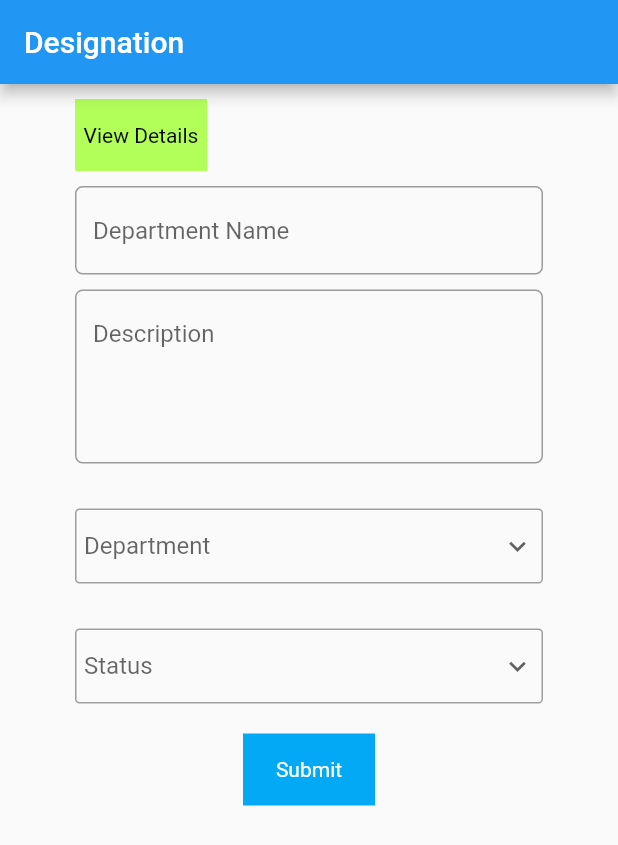
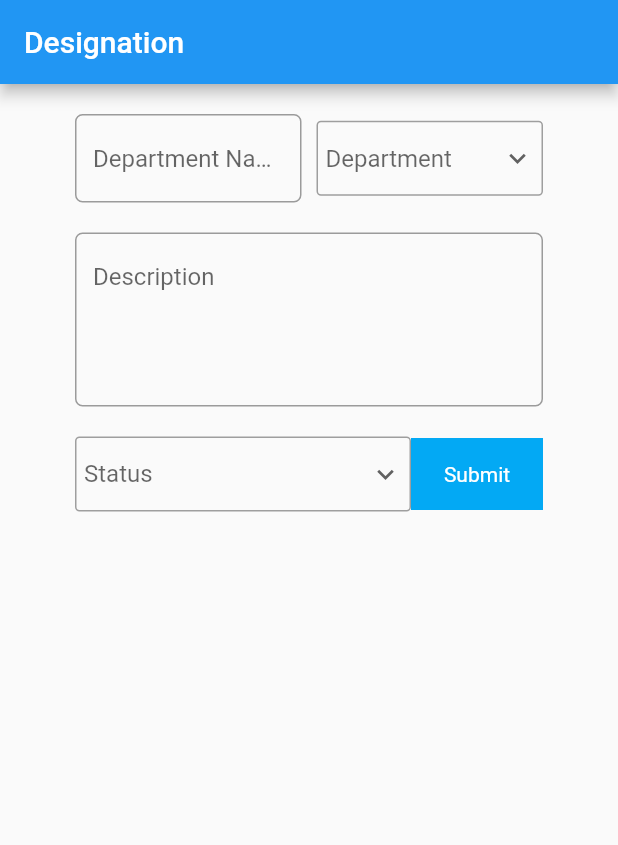
Before and after one commit to anvi-comp/skipper_internship, a Flutter app: the screen it shows after launch, on a phone screen of 412 x 824 dp. Shown: the top 845 px of the screen. Run offline on Flutter 3.47's test engine with Material 2 defaults, Android fonts, the light colour scheme and no system bars.

Commit message:
Add files via upload

```diff
--- a/lib/main.dart
+++ b/lib/main.dart
@@ -43,20 +43,17 @@ class _MyHomePageState extends State<MyHomePage> {
           child: Container(
               padding: EdgeInsets.only(top: 10.0, bottom: 5.0, left: 50.0, right: 50.0),
               child: Column(children: [
-                Row(mainAxisAlignment: MainAxisAlignment.spaceBetween, children: [
-                  Container(
-                    color: Colors.lightGreenAccent,
-                    child: RawMaterialButton(
-                      child: Text('View Details', style: TextStyle(color: Colors.black)),
-                      onPressed: () {
-                        //Do Something
-                      },
-                    ),
-                  )
-                ]),
-                //Text('TextFormField'),
+              Column(
+              children: <Widget>[
               SizedBox(height: 10.0),
-                TextFormField(
+                Row(
+                  mainAxisAlignment: MainAxisAlignment.spaceAround,
+
+                  children: <Widget>[
+                    Expanded(
+                      // optional flex property if flex is 1 because the default flex is 1
+                      flex: 1,
+                      child: TextFormField(
                         keyboardType: TextInputType.text,
                         decoration: InputDecoration(
                             hintText: 'Department Name',
@@ -73,36 +70,12 @@ class _MyHomePageState extends State<MyHomePage> {
                           //Do something with this value
                         },
                       ),
-
-                //Text('TextFormField'),
-                SizedBox(height: 10.0),
-                TextFormField(
-                  keyboardType: TextInputType.text,
-                  maxLines: 4,
-                  decoration: InputDecoration(
-                      hintText: 'Description',
-                      border: OutlineInputBorder(
-                          borderSide: BorderSide(color: Colors.grey, width: 32.0),
-                          borderRadius: BorderRadius.circular(5.0)
                     ),
-                      focusedBorder: OutlineInputBorder(
-                          borderSide: BorderSide(color: Colors.grey, width: 1.0),
-                          borderRadius: BorderRadius.circular(5.0)
-                      )
-
-                  ),
-                  onChanged: (value) {
-                    //Do something with this value
-                  },
-                ),
-                SizedBox(height: 10.0),
-
-                SizedBox(height: 10.0),
-                //Text('DropDown Button'),
-                SizedBox(height: 10.0),
-
-
-                  Container(
+                    SizedBox(width: 10.0),
+                    Expanded(
+                      // optional flex property if flex is 1 because the default flex is 1
+                      flex: 1,
+                      child: Container(
                         padding: EdgeInsets.only(left: 5.0, right: 5.0),
                         decoration: BoxDecoration(
                             border: Border.all(color: Colors.grey),
@@ -128,14 +101,67 @@ class _MyHomePageState extends State<MyHomePage> {
                           },
                         ),
                       ),
+                    ),
+                  ],
+                ),
+
+                SizedBox(height: 10.0),
                 SizedBox(height: 10.0),
 
-                SizedBox(height: 10.0),
-                //Text('DropDown Button'),
-                SizedBox(height: 10.0),
+                Row(
+                  mainAxisAlignment: MainAxisAlignment.spaceEvenly,
+                  children: <Widget>[
+                    Expanded(
+                      // optional flex property if flex is 1 because the default flex is 1
+                      flex: 1,
+
+                      child: TextFormField(
+
+                        keyboardType: TextInputType.text,
+                        maxLines: 4,
+                        decoration: InputDecoration(
+                            hintText: 'Description',
+                            border: OutlineInputBorder(
+                                borderSide: BorderSide(color: Colors.grey, width: 32.0),
+                                borderRadius: BorderRadius.circular(5.0)
+                            ),
+                            focusedBorder: OutlineInputBorder(
+                                borderSide: BorderSide(color: Colors.grey, width: 1.0),
+                                borderRadius: BorderRadius.circular(5.0)
+                            )
+
+                        ),
+                        onChanged: (value) {
+                          //Do something with this value
+                        },
+                      ),
+
+                    ),
 
 
-                Container(
+                    // Expanded(
+                    //   // optional flex property if flex is 1 because the default flex is 1
+                    //   flex: 1,
+                    //   child: TextField(
+                    //     decoration: InputDecoration(
+                    //         labelText: 'Name',
+                    //         labelStyle: TextStyle(
+                    //             color: Colors.grey[400]
+                    //         )
+                    //     ),
+                    //   ),
+                    // ),
+                  ],
+                ),
+                SizedBox(height: 10.0),
+                SizedBox(height: 10.0),
+                Row(
+                  mainAxisAlignment: MainAxisAlignment.spaceBetween,
+                  children: <Widget>[
+                    Expanded(
+                      // optional flex property if flex is 1 because the default flex is 1
+                      flex: 1,
+                      child: Container(
                         padding: EdgeInsets.only(left: 5.0, right: 5.0),
                         decoration: BoxDecoration(
                             border: Border.all(color: Colors.grey),
@@ -161,10 +187,7 @@ class _MyHomePageState extends State<MyHomePage> {
                           },
                         ),
                       ),
-
-
-
-
+                    ),
                     SizedBox(height: 10.0),
                     //Text('Buttons'),
                     SizedBox(height: 10.0),
@@ -178,11 +201,18 @@ class _MyHomePageState extends State<MyHomePage> {
                           //Do Something
                         },
                       ),
-                  )
-                //])
-              ])
+                    ),
+                  ],
+                ),
+
+
+
+            ],
+          )]
           ),
         )
+    )
+
     );
   }
 }
```
Also changed, not shown: 8 other files. Lines whose indentation alone changed are shown as unchanged.
